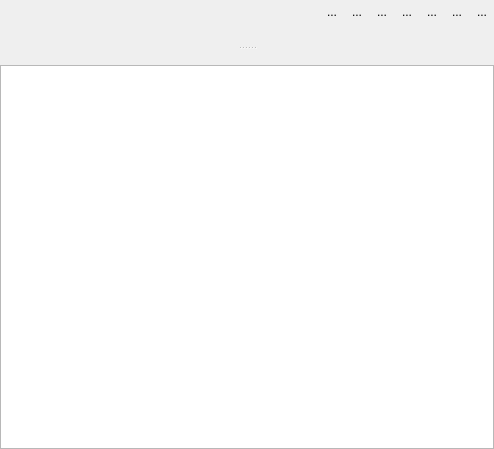
ecmwf/ecflow, file Viewer/src/OutputItemWidget.ui: the form before one commit.
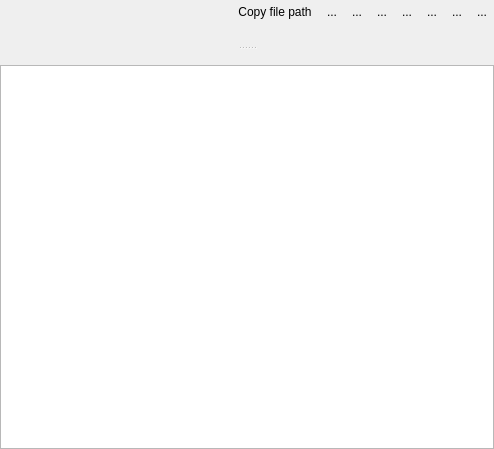
The form after the commit. Icons and pictures are not drawn. Custom widgets are drawn as their Qt base class.

Commit message: ecFlowUI: add option to easily copy file path to clipboard in the Optput panel ECFLOW-1170

What changed in the file:
```diff
--- a/Viewer/src/OutputItemWidget.ui
+++ b/Viewer/src/OutputItemWidget.ui
@@ -43,7 +43,7 @@
         <widget class="MessageLabel" name="messageLabel_" native="true"/>
        </item>
        <item>
-        <layout class="QHBoxLayout" name="horizontalLayout" stretch="1,0,0,0,0,0,0,0">
+        <layout class="QHBoxLayout" name="horizontalLayout" stretch="1,0,0,0,0,0,0,0,0">
          <property name="spacing">
           <number>1</number>
          </property>
@@ -54,6 +54,23 @@
            </property>
           </widget>
          </item>
+         <item>
+          <widget class="QToolButton" name="copyPathTb_">
+           <property name="toolTip">
+            <string>Copy file path</string>
+           </property>
+           <property name="text">
+            <string>Copy file path</string>
+           </property>
+           <property name="icon">
+            <iconset resource="viewer.qrc">
+             <normaloff>:/viewer/copy_path.svg</normaloff>:/viewer/copy_path.svg</iconset>
+           </property>
+           <property name="autoRaise">
+            <bool>true</bool>
+           </property>
+          </widget>
+         </item>
          <item>
           <widget class="QToolButton" name="saveFileAsTb_">
            <property name="toolTip">
```
The commit also changes 11 other files.
